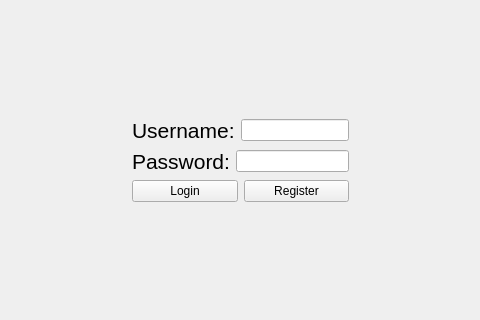
Old version of the form App/Client/GUI/MainWindow.ui in the repository Dylan-Davy/Chat-App; both pictures show x 173 to 653 and y 154 to 474 of the 828 by 621 pixel window.
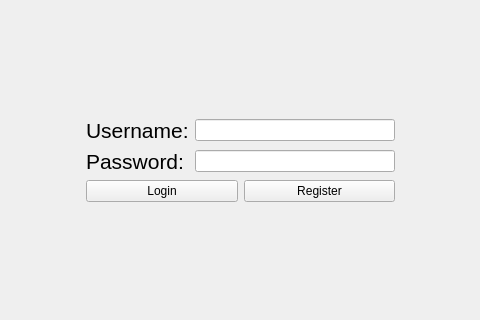
New version of the form. The open tabs and pages were chosen to show the change.

Patch:
```diff
--- a/App/Client/GUI/MainWindow.ui
+++ b/App/Client/GUI/MainWindow.ui
@@ -95,7 +95,23 @@
               </widget>
              </item>
              <item>
-              <widget class="QLineEdit" name="UsernameEntry"/>
+              <widget class="QLineEdit" name="UsernameEntry">
+               <property name="minimumSize">
+                <size>
+                 <width>200</width>
+                 <height>0</height>
+                </size>
+               </property>
+               <property name="maximumSize">
+                <size>
+                 <width>200</width>
+                 <height>16777215</height>
+                </size>
+               </property>
+               <property name="alignment">
+                <set>Qt::AlignLeading|Qt::AlignLeft|Qt::AlignVCenter</set>
+               </property>
+              </widget>
              </item>
             </layout>
            </item>
@@ -119,6 +135,18 @@
                  <verstretch>0</verstretch>
                 </sizepolicy>
                </property>
+               <property name="minimumSize">
+                <size>
+                 <width>200</width>
+                 <height>0</height>
+                </size>
+               </property>
+               <property name="maximumSize">
+                <size>
+                 <width>200</width>
+                 <height>16777215</height>
+                </size>
+               </property>
                <property name="echoMode">
                 <enum>QLineEdit::Password</enum>
                </property>
```
Left out of the diff: 10 changed lines with no effect on the pictures.
